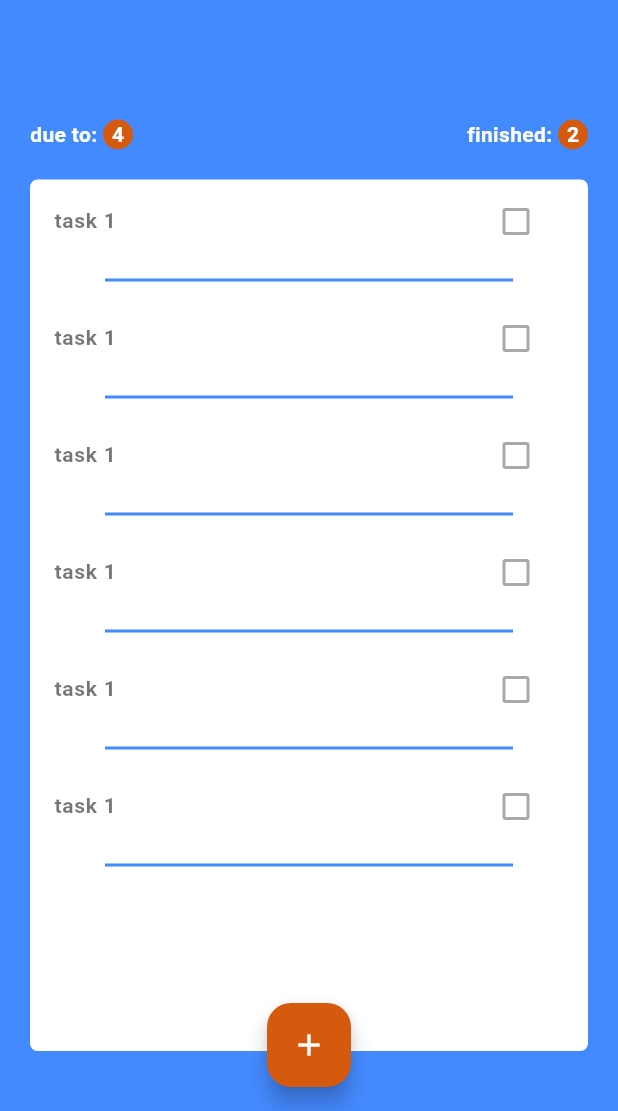
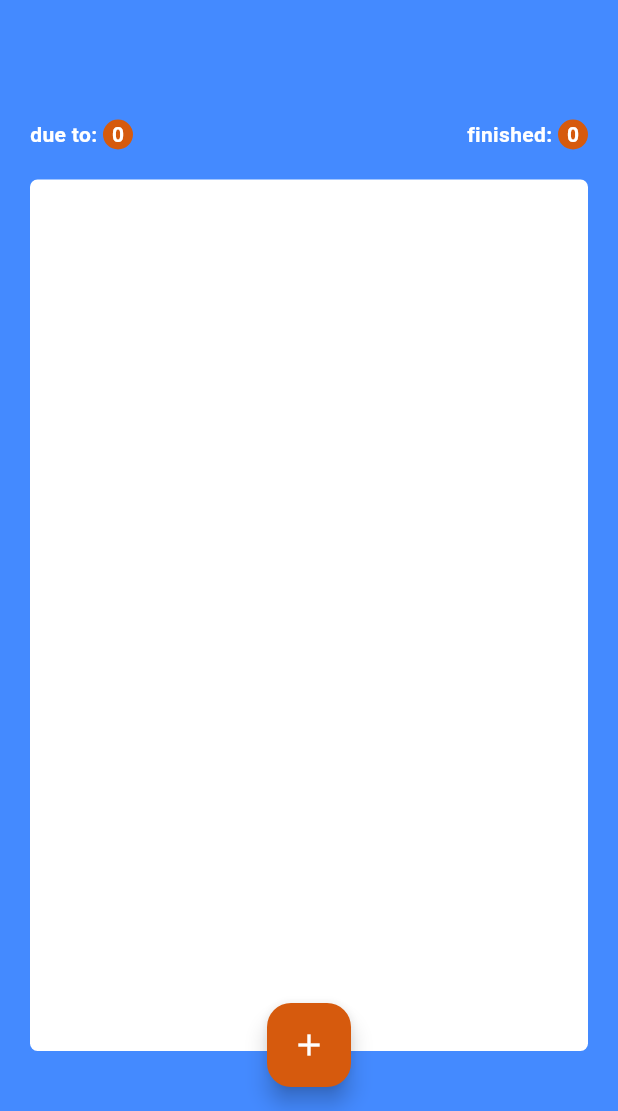
Before and after one commit to mo-adel-tronic/flutter-todo-app, a Flutter app: the screen it shows after launch, on a phone screen of 412 x 824 dp, the part 125-1236 px from its top. Run offline on Flutter 3.47's test engine with Material 3 defaults, Android fonts, the phone set to English and light mode, and no system bars.

Commit message:
final v by statefulWidget

```diff
--- /dev/null
+++ b/lib/model/tasks.dart
@@ -0,0 +1,29 @@
+// ignore_for_file: prefer_initializing_formals
+
+class Task {
+  String? content;
+  bool? isDone;
+  static int countDone = 0;
+  static int countDue = 0;
+
+  Task({required String content,bool isDone = false}) {
+    this.content = content;
+    this.isDone = isDone;
+    if(isDone) {
+      countDone++;
+    } else {
+      countDue++;
+    }
+  }
+
+  void changeTaskState() {
+    isDone = !isDone!;
+    if(isDone!) {
+      countDone++;
+      countDue--;
+    } else {
+      countDone--;
+      countDue++;
+    }
+  }
+}
--- a/lib/todo_screen.dart
+++ b/lib/todo_screen.dart
@@ -1,11 +1,25 @@
 import 'package:flutter/material.dart';
 import 'package:todo_app/constants.dart';
+import 'package:todo_app/widgets/add_task.dart';
 import 'package:todo_app/widgets/app_bar.dart';
-import 'package:todo_app/widgets/tasks.dart';
-import 'package:todo_app/widgets/tasks_number.dart';
+import 'package:todo_app/widgets/tasks_list.dart';
+import 'package:todo_app/widgets/tasks_info.dart';
+import 'package:todo_app/model/tasks.dart';
 
-class TodoScreen extends StatelessWidget {
+class TodoScreen extends StatefulWidget {
   const TodoScreen({super.key});
+
+  @override
+  State<TodoScreen> createState() => _TodoScreenState();
+}
+
+class _TodoScreenState extends State<TodoScreen> {
+  List<Task> tasks = [];
+
+  void updateTasks () {
+    setState(() {});
+  }
+
   @override
   Widget build (BuildContext context) {
     return Scaffold(
@@ -15,45 +29,12 @@ class TodoScreen extends StatelessWidget {
           showModalBottomSheet(context: context,
           isScrollControlled: true,
           builder: (context) {
-            return SingleChildScrollView(
-              child: Container(
-                padding: EdgeInsets.only(bottom: MediaQuery.of(context).viewInsets.bottom,
-                left: 15, right: 15),
-                width: double.infinity,
-                child: Column(
-                  crossAxisAlignment: CrossAxisAlignment.stretch,
-                  children: [
-                    const Padding(
-                      padding: EdgeInsets.all(8.0),
-                      child: Text('Add Task',
-                      textAlign: TextAlign.center,
-                      style: TextStyle(
-                        fontSize: 25,
-                        fontWeight: FontWeight.bold,
-                        color: mainColor
-                      ),),
-                    ),
-                    const TextField(
-                      autofocus: true,
-                      textAlign: TextAlign.center,
-                    ),
-                    const SizedBox(height: 20,),
-                    TextButton(
-                    onPressed: null,
-                    style: TextButton.styleFrom(
-                      backgroundColor: mainColor,
-                      shape: BeveledRectangleBorder()
-                    ),
-                    child: const Text('Add Task', style: TextStyle(
-                      fontSize: 20,
-                      fontWeight: FontWeight.bold,
-                      color: Colors.white
-                    ),),
-                    )
-                  ],
-                ),
-              ),
-            );
+            return AddTask(addNewTask: (newVal) {
+              setState(() {
+                tasks.add(Task(content: newVal));
+              });
+              Navigator.pop(context);
+            },);
           });
         },
         backgroundColor: secColor,
@@ -67,8 +48,14 @@ class TodoScreen extends StatelessWidget {
         ),
         child: Column(
           children: [
-            todoAppBar(),
-            todoTasksNumbers(),
+            /***************
+            Start Todo AppBar
+            ***************/
+            const TodoAppBar(),
+            /***************
+            Start Tasks Info
+            ***************/
+            TaskInfo(done: Task.countDone, due: Task.countDue,),
             const SizedBox(height: 20,),
             Expanded(
               child: Container(
@@ -76,7 +63,10 @@ class TodoScreen extends StatelessWidget {
                   color: Colors.white,
                   borderRadius: BorderRadius.circular(5)
                 ),
-                child: todoItems(),
+                /***************
+                Start Tasks List
+                ***************/
+                child: TaskLists(tasks: tasks, updateTasks: updateTasks,),
               ),
             ),
             const SizedBox(height: 40,)
--- a/lib/widgets/app_bar.dart
+++ b/lib/widgets/app_bar.dart
@@ -1,7 +1,10 @@
 import 'package:flutter/material.dart';
 
-Widget todoAppBar() {
-  return const Padding(
+class TodoAppBar extends StatelessWidget {
+  const TodoAppBar({super.key});
+  @override
+  Widget build (BuildContext context) {
+    return const Padding(
     padding: EdgeInsets.only(top: 40, bottom: 80),
     child: Row(
       mainAxisAlignment: MainAxisAlignment.center,
@@ -21,4 +24,5 @@ Widget todoAppBar() {
       ],
     ),
   );
+  }
 }
--- a/lib/widgets/tasks.dart
+++ /dev/null
@@ -1,29 +0,0 @@
-import 'package:flutter/material.dart';
-import 'package:todo_app/constants.dart';
-import 'package:todo_app/widgets/text.dart';
-
-ListView todoItems() {
-  return ListView.builder(
-      itemCount: 6,
-      itemBuilder: (context, i) {
-        return Column(
-          children: [
-            ListTile(
-              title: smallText(
-                'task 1',
-                color: Colors.black54,
-              ),
-              trailing: const Checkbox(
-                value: false,
-                onChanged: null,
-              ),
-            ),
-            Container(
-              margin: const EdgeInsets.symmetric(horizontal: 50, vertical: 10),
-              height: 2,
-              color: mainColor,
-            )
-          ],
-        );
-      });
-}
--- a/lib/widgets/tasks_number.dart
+++ b/lib/widgets/tasks_info.dart
@@ -1,22 +1,30 @@
 import 'package:flutter/material.dart';
 import 'package:todo_app/widgets/text.dart';
 
-Widget todoTasksNumbers() {
-  return Row(
+// typedef HandleTasksInfo = List Function(List);
+class TaskInfo extends StatelessWidget {
+  final int done;
+  final int due;
+  const TaskInfo({super.key, this.done = 0, this.due = 0});
+
+  @override
+  Widget build (BuildContext context) {
+    return Row(
     mainAxisAlignment: MainAxisAlignment.spaceBetween,
     children: [
       Row(
         children: [
           smallText('due to: '),
-          smallSpanText('4')
+          smallSpanText('$due')
         ],
       ),
       Row(
         children: [
           smallText('finished: '),
-          smallSpanText('2')
+          smallSpanText('$done')
         ],
       )
     ],
   );
+  }
 }
```
Also changed, not shown: lib/widgets/add_task.dart (added, +55 -0 lines), lib/widgets/tasks_list.dart (added, +64 -0 lines), 1 other file.
